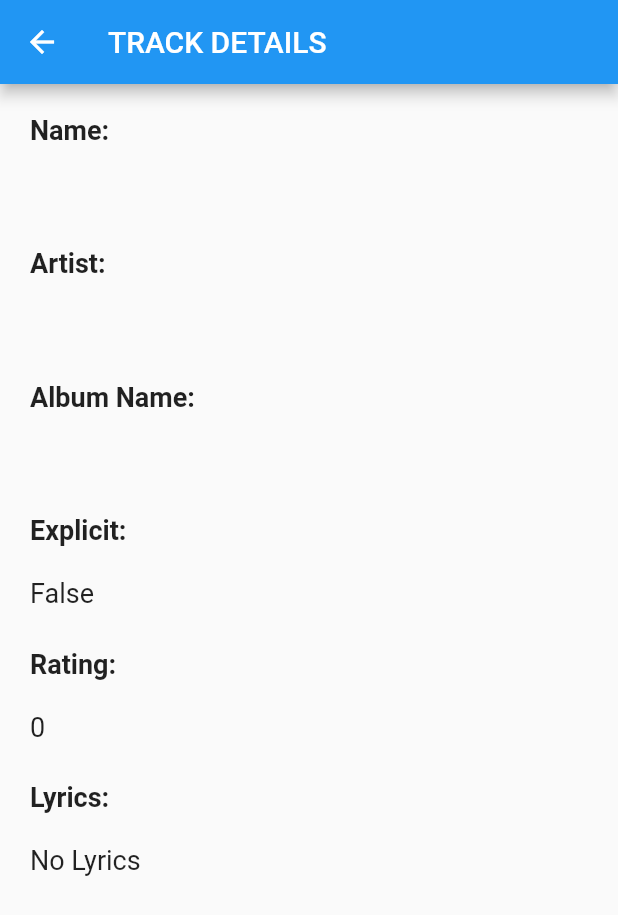
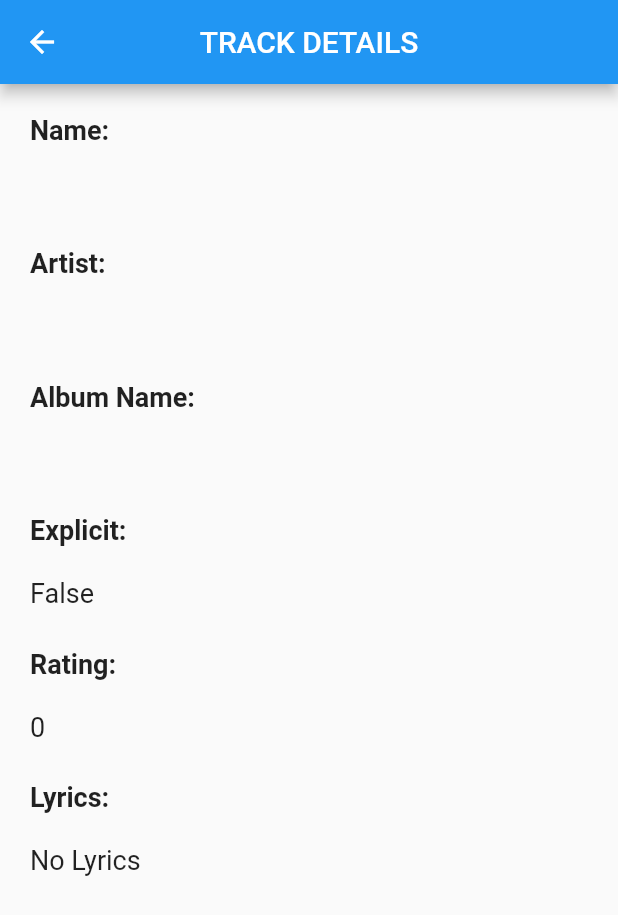
Before and after one commit to Yashwanth73/MusicApp-with-BLoC, a Flutter app: the TrackDetails screen opened directly with empty values, on a phone screen of 412 x 824 dp. Shown: the top 915 px of the screen. Run offline on Flutter 3.47's test engine with Material 2 defaults, Android fonts, the phone set to English and light mode, and no system bars; our stand-ins replace get; network calls fail.

Commit message:
Better Design

```diff
--- a/lib/main.dart
+++ b/lib/main.dart
@@ -13,7 +13,7 @@ class MyApp extends StatelessWidget {
   @override
   Widget build(BuildContext context) {
     return GetMaterialApp(
-      title: 'Flutter Demo',
+      title: 'Music APP',
       debugShowCheckedModeBanner: false,
       theme: ThemeData(
         primarySwatch: Colors.blue,
--- a/lib/pages/details.dart
+++ b/lib/pages/details.dart
@@ -50,6 +50,7 @@ class _TrackDetailsState extends State<TrackDetails> {
     return Scaffold(
       appBar: AppBar(
         title: const Text("TRACK DETAILS"),
+        centerTitle: true,
       ),
       body: Padding(
         padding: const EdgeInsets.all(20),
--- a/lib/pages/home.dart
+++ b/lib/pages/home.dart
@@ -29,7 +29,8 @@ class _HomePageState extends State<HomePage> {
   Widget build(BuildContext context) {
     return Scaffold(
         appBar: AppBar(
-          title: const Text("Trending"),
+          title: const Text("Trending Tracks"),
+          centerTitle: true,
         ),
         body: StreamBuilder<List<TrackList>>(
             stream: trackBloc.trackStream,
```
